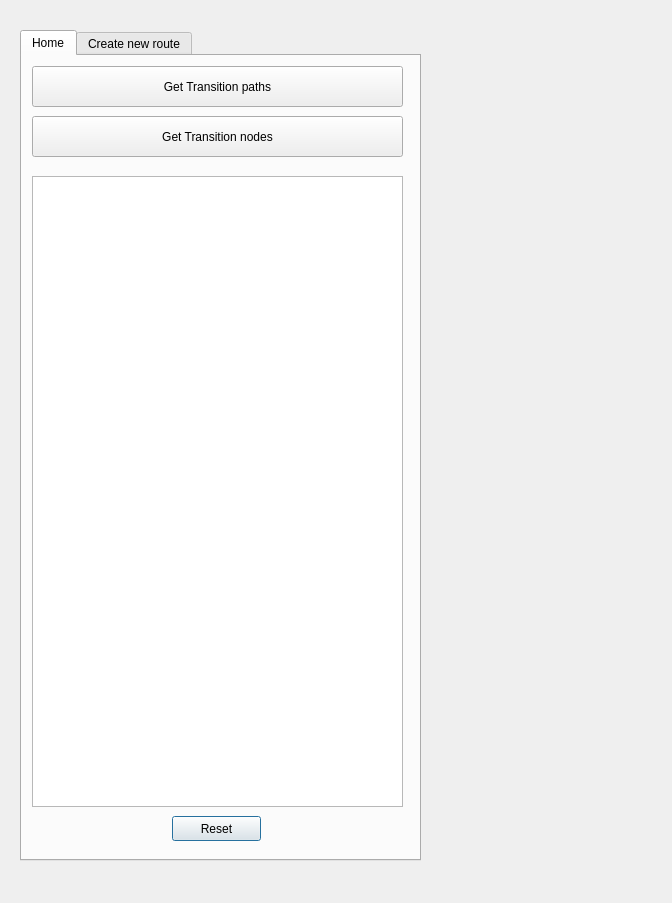
Above: transition_qgis_dockwidget_base.ui from chairemobilite/transition_qgis before the change. Below: the same form after it.
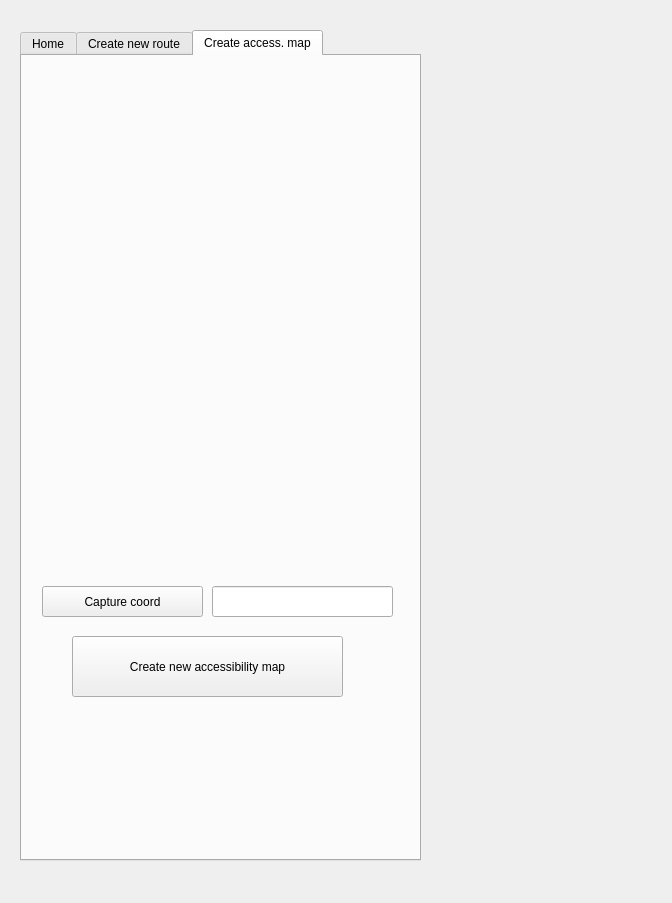
That is the form after the change.

Commit message:
Create accessibility map interface (#21)
* Created accessibility map interface

* Refactor button and coordinate capture connections + add accessibility

* Remove unused field

* Added translation for new tab

* Make accessibility for fields as class attributes

* Refactor capture methods + added call to get accessibility method

* Revert back to pan cursor after every coord selection

* Fixed accessibility map rendering in qgis

* Fix icon

* Remove print

* Change min qgis version

The edit to the form file:
```diff
--- a/transition_qgis_dockwidget_base.ui
+++ b/transition_qgis_dockwidget_base.ui
@@ -23,7 +23,7 @@
     </rect>
    </property>
    <property name="currentIndex">
-    <number>0</number>
+    <number>2</number>
    </property>
    <widget class="QWidget" name="tab">
     <attribute name="title">
@@ -151,7 +151,59 @@
        <height>381</height>
       </rect>
      </property>
-     <layout class="QVBoxLayout" name="verticalLayout"/>
+     <layout class="QVBoxLayout" name="routeVerticalLayout"/>
+    </widget>
+   </widget>
+   <widget class="QWidget" name="tab_3">
+    <attribute name="title">
+     <string>Create access. map</string>
+    </attribute>
+    <widget class="QPushButton" name="accessibilityCaptureButton">
+     <property name="geometry">
+      <rect>
+       <x>20</x>
+       <y>530</y>
+       <width>161</width>
+       <height>31</height>
+      </rect>
+     </property>
+     <property name="text">
+      <string>Capture coord</string>
+     </property>
+    </widget>
+    <widget class="QPushButton" name="accessibilityButton">
+     <property name="geometry">
+      <rect>
+       <x>50</x>
+       <y>580</y>
+       <width>271</width>
+       <height>61</height>
+      </rect>
+     </property>
+     <property name="text">
+      <string>Create new accessibility map</string>
+     </property>
+    </widget>
+    <widget class="QLineEdit" name="userCrsEditAccessibility">
+     <property name="geometry">
+      <rect>
+       <x>190</x>
+       <y>530</y>
+       <width>181</width>
+       <height>31</height>
+      </rect>
+     </property>
+    </widget>
+    <widget class="QWidget" name="verticalLayoutWidget_2">
+     <property name="geometry">
+      <rect>
+       <x>10</x>
+       <y>10</y>
+       <width>371</width>
+       <height>501</height>
+      </rect>
+     </property>
+     <layout class="QVBoxLayout" name="accessibilityVerticalLayout"/>
     </widget>
    </widget>
   </widget>
```
Left out of the diff: 4 changed lines with no effect on the pictures. The commit also changes 9 other files.
